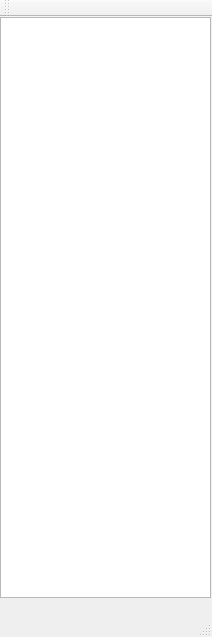
Qt form mainwindow.ui (ywchen1994/Qt_iwlib) before a commit.
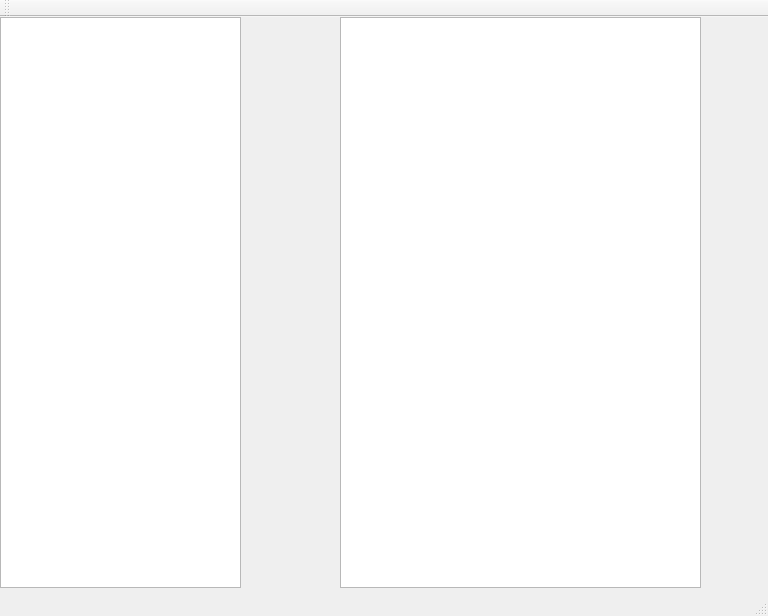
The same form after that commit.

Diff of the .ui file:
```diff
--- a/mainwindow.ui
+++ b/mainwindow.ui
@@ -6,8 +6,8 @@
    <rect>
     <x>0</x>
     <y>0</y>
-    <width>212</width>
-    <height>637</height>
+    <width>768</width>
+    <height>616</height>
    </rect>
   </property>
   <property name="windowTitle">
@@ -19,8 +19,18 @@
      <rect>
       <x>0</x>
       <y>0</y>
-      <width>211</width>
-      <height>581</height>
+      <width>241</width>
+      <height>571</height>
+     </rect>
+    </property>
+   </widget>
+   <widget class="QTableWidget" name="m_ScanTableID">
+    <property name="geometry">
+     <rect>
+      <x>340</x>
+      <y>0</y>
+      <width>361</width>
+      <height>571</height>
      </rect>
     </property>
    </widget>
```
Left out of the diff: 2 changed lines with no effect on the pictures.
